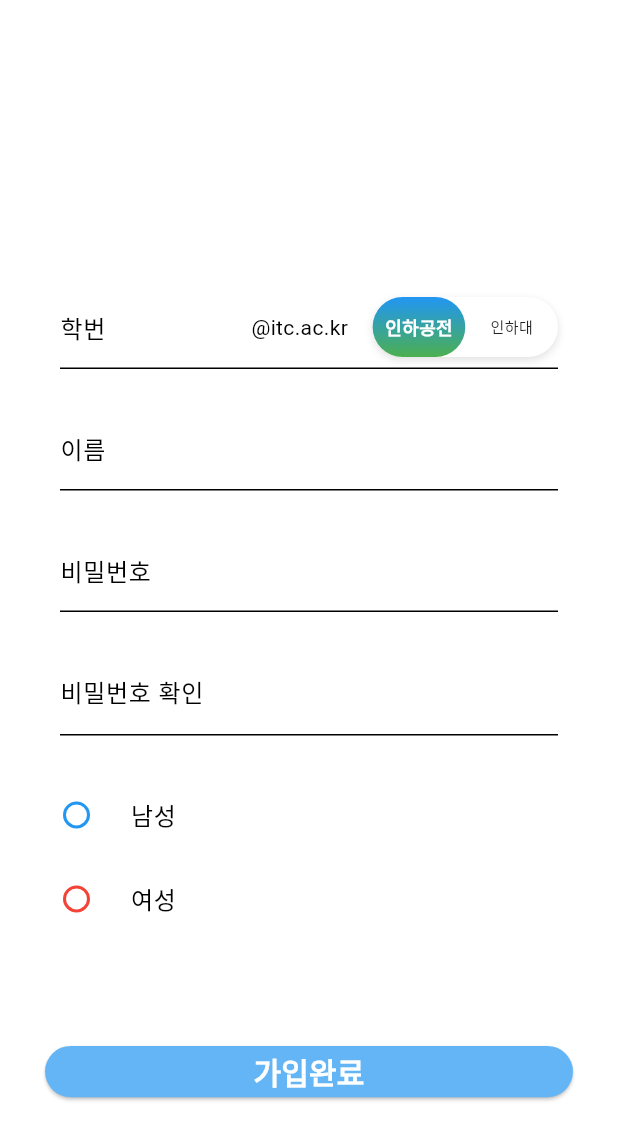
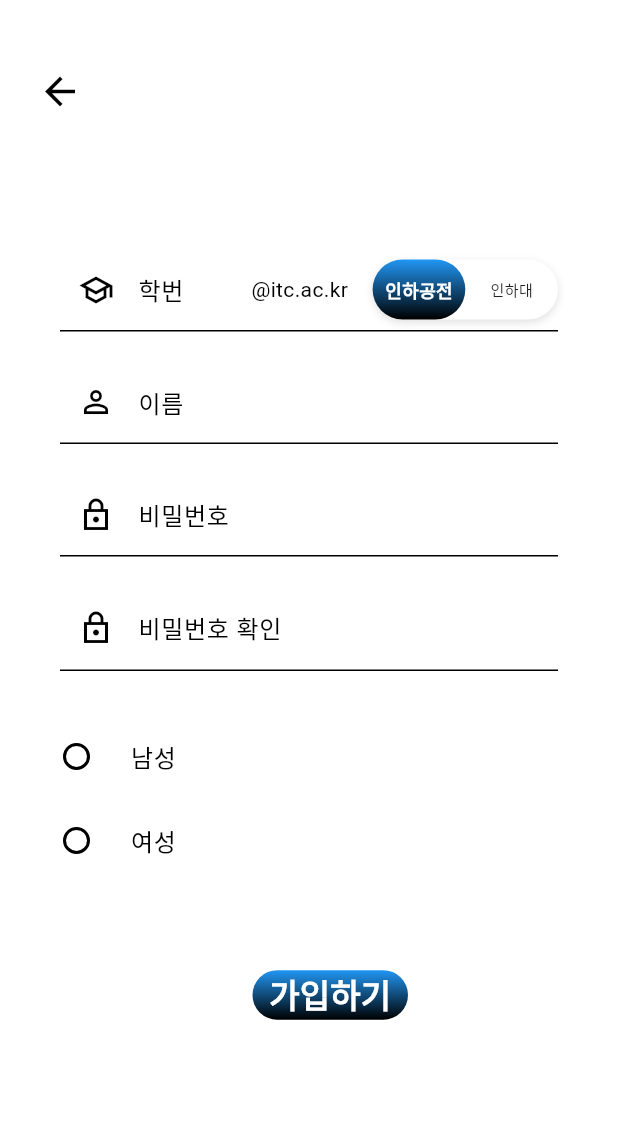
Before and after one commit to OBJECT-INHATC/INHA_CARPOOL_APP, a Flutter app: the RegisterPage screen opened directly, on a phone screen of 412 x 824 dp. Shown: the top 1140 px of the screen. Run offline on Flutter 3.47's test engine with Material 2 defaults, Android fonts, the phone set to English and light mode, and no system bars; drawn by our look-alikes of flutter_toggle_tab; our stand-ins replace cloud_firestore, easy_localization, eva_icons_flutter, firebase_auth, firebase_core, firebase_messaging and 16 more; missing offline and left inert: app_settings, nav; accounts and stored records are empty.

Commit message:
feat(design):회원가입 페이지 1차 수정(구조)

```diff
--- a/inha_carpool/lib/screen/register/s_register.dart
+++ b/inha_carpool/lib/screen/register/s_register.dart
@@ -3,14 +3,16 @@ import 'package:flutter/material.dart';
 import 'package:inha_Carpool/screen/register/s_verifiedregister.dart';
 import 'package:nav/nav.dart';
 import '../../service/sv_auth.dart';
-import '../dialog/d_auth_verification.dart';
+// import '../dialog/d_auth_verification.dart';
 import 'package:flutter_toggle_tab/flutter_toggle_tab.dart';
-import 'package:inha_Carpool/common/extension/context_extension.dart';
+// import 'package:inha_Carpool/common/extension/context_extension.dart';
 
 /// 0824 서은율 한승완
 /// 회원 가입 페이지
+/// 0830 최은우
+/// 디자인 1차 수정
 class RegisterPage extends StatefulWidget {
-  const RegisterPage({super.key});
+  const RegisterPage({Key? key}) : super(key: key);
 
   @override
   State<RegisterPage> createState() => _RegisterPageState();
@@ -46,18 +48,18 @@ class _RegisterPageState extends State<RegisterPage> {
 
   var selectedIndex = 0;
 
-  List<Color> selectedBackgroundColors = [Colors.blue, Colors.green];
+  List<Color> selectedBackgroundColors = [Colors.blue, Colors.black];
   List<Color> unSelectedBackgroundColors = [Colors.white, Colors.white];
 
   void updateBackgroundColors() {
     // 선택된 토글의 배경색을 변경
     selectedBackgroundColors = selectedIndex == 0
         ? [Colors.blue, Colors.white]
-        : [Colors.white, Colors.green];
+        : [Colors.white, Colors.black];
 
     // 선택되지 않은 토글의 배경색을 변경
     unSelectedBackgroundColors = selectedIndex == 0
-        ? [Colors.white, Colors.green]
+        ? [Colors.white, Colors.black]
         : [Colors.blue, Colors.white];
   }
 
@@ -68,38 +70,49 @@ class _RegisterPageState extends State<RegisterPage> {
       child: CircularProgressIndicator(
           color: Theme.of(context).primaryColor),
     )
+
         : SafeArea(
       child: Scaffold(
         body: Form(
           key: formKey,
           child: SingleChildScrollView(
             child: Center(
-
               child: Column(
                 crossAxisAlignment: CrossAxisAlignment.center,
                 mainAxisAlignment: MainAxisAlignment.start,
-
-
                 children: [
-                        const SizedBox(
-                          height: 180,
+                  const SizedBox(height: 37, // 간격 조절 SizedBox
                   ),
+                  Padding(
+                    padding: const EdgeInsets.fromLTRB(16, 0, 16, 0),
+                    child: Align(
+                      alignment: Alignment.topLeft,
+                      child: IconButton(
+                        icon: Icon(Icons.arrow_back),
+                        onPressed: () {
+                          Navigator.of(context).pop();
+                        },
+                        iconSize: 30,
+                      ),
+                    ),
+                  ),
+                  const SizedBox(height: 70), // 간격 조절 SizedBox
                   Container(
                     padding: const EdgeInsets.fromLTRB(40, 10, 40, 0),
                     child: Stack(
                       alignment: Alignment.centerRight, // 텍스트를 오른쪽 중앙에 배치
                       children: [
                         TextFormField(
+                          // 학번 입력 필드
                             decoration: InputDecoration(
                               enabledBorder: const UnderlineInputBorder(
-                                      borderSide:
-                                          BorderSide(color: Colors.black),
+                                borderSide: BorderSide(color: Colors.black),
                               ),
                               focusedBorder: const UnderlineInputBorder(
-                                      borderSide:
-                                          BorderSide(color: Colors.blue),
+                                borderSide: BorderSide(color: Colors.blue),
                               ),
                               labelText: '학번',
+                              prefixIcon: Icon(Icons.school_outlined), // 학번 아이콘
                             ),
                             onChanged: (text) {
                               // 텍스트 필드 값 변경 시 실행할 코드 작성
@@ -147,7 +160,7 @@ class _RegisterPageState extends State<RegisterPage> {
                             },
                             selectedBackgroundColors: const [
                               Colors.blue,
-                                    Colors.green
+                              Colors.black
                             ],
                             unSelectedBackgroundColors: const [
                               Colors.white,
@@ -160,22 +173,20 @@ class _RegisterPageState extends State<RegisterPage> {
                       ],
                     ),
                   ),
-                        const SizedBox(
-                          height: 15,
-                        ),
+                  const SizedBox(height: 9), // 간격 조절 SizedBox
                   Container(
                     padding: const EdgeInsets.fromLTRB(40, 10, 40, 0),
                     child: TextFormField(
+                      // 이름 입력 필드
                       decoration: const InputDecoration(
                         enabledBorder: UnderlineInputBorder(
-                                borderSide:
-                                    BorderSide(color: Colors.black), // 밑줄 색상 설정
+                          borderSide: BorderSide(color: Colors.black), // 밑줄 색상 설정
                         ),
                         focusedBorder: UnderlineInputBorder(
-                                borderSide: BorderSide(
-                                    color: Colors.blue), // 포커스된 상태의 밑줄 색상 설정
+                          borderSide: BorderSide(color: Colors.blue), // 포커스된 상태의 밑줄 색상 설정
                         ),
                         labelText: '이름',
+                        prefixIcon: Icon(Icons.person_outline), //이름 아이콘
                       ),
                       validator: (val) {
                         if (val!.isNotEmpty) {
@@ -189,46 +200,43 @@ class _RegisterPageState extends State<RegisterPage> {
                       },
                     ),
                   ),
-                        const SizedBox(
-                          height: 15,
-                        ),
+                  const SizedBox(height: 9), //간격 조절 SizedBox
                   Container(
                     padding: const EdgeInsets.fromLTRB(40, 10, 40, 0),
                     child: TextFormField(
+                      // 비밀번호 입력 필드
                       obscureText: true,
                       decoration: const InputDecoration(
                         enabledBorder: UnderlineInputBorder(
-                                borderSide:
-                                    BorderSide(color: Colors.black), // 밑줄 색상 설정
+                          borderSide: BorderSide(color: Colors.black), // 밑줄 색상 설정
                         ),
                         focusedBorder: UnderlineInputBorder(
-                                borderSide: BorderSide(
-                                    color: Colors.blue), // 포커스된 상태의 밑줄 색상 설정
+                          borderSide: BorderSide(color: Colors.blue), // 포커스된 상태의 밑줄 색상 설정
                         ),
                         labelText: '비밀번호',
+                        prefixIcon: Icon(Icons.lock_outline_sharp), // 비밀번호 아이콘
                       ),
                       onChanged: (text) {
                         password = text;
                       },
                     ),
                   ),
-                        const SizedBox(
-                          height: 15,
-                        ),
+                  const SizedBox(height: 9), // 간격 조절 SizedBox
                   Container(
                     padding: const EdgeInsets.fromLTRB(40, 10, 40, 0),
                     child: TextFormField(
+                      // 비밀번호 확인 입력 필드
                       obscureText: true,
                       decoration: InputDecoration(
                         enabledBorder: UnderlineInputBorder(
-                                borderSide:
-                                    BorderSide(color: Colors.black), // 밑줄 색상 설정
+                          borderSide: BorderSide(color: Colors.black), // 밑줄 색상 설정
                         ),
                         focusedBorder: UnderlineInputBorder(
                           borderSide: BorderSide(
                               color: Colors.blue), // 포커스된 상태의 밑줄 색상 설정
                         ),
                         labelText: '비밀번호 확인',
+                        prefixIcon: Icon(Icons.lock_outline_sharp), // 비밀번호 아이콘
                         suffix: Text(passwordCheck,
                             style: (passwordCheck == "비밀번호가 일치하지 않습니다.")
                                 ? TextStyle(color: Colors.red)
@@ -249,10 +257,10 @@ class _RegisterPageState extends State<RegisterPage> {
                     ),
                   ),
                   const SizedBox(
-                          height: 15,
+                    height: 9,
                   ),
                   Container(
-                          padding: const EdgeInsets.fromLTRB(15, 10, 40, 0),
+                    padding: const EdgeInsets.fromLTRB(15, 20, 40, 0),
                     child: Column(
                       children: [
                         RadioListTile(
@@ -266,7 +274,7 @@ class _RegisterPageState extends State<RegisterPage> {
                               });
                             },
                             fillColor:
-                                    MaterialStateProperty.all(Colors.blue),
+                            MaterialStateProperty.all(Colors.black)
                         ),
                         RadioListTile(
                           title: const Text("여성"),
@@ -279,7 +287,7 @@ class _RegisterPageState extends State<RegisterPage> {
                             });
                           },
                           fillColor:
-                                    MaterialStateProperty.all(Colors.red),
+                          MaterialStateProperty.all(Colors.black),
                         ),
                       ],
                     ),
@@ -288,19 +296,21 @@ class _RegisterPageState extends State<RegisterPage> {
                     height: 50,
                   ),
                   Container(
-                          height: context.height(0.09),
-                          padding: const EdgeInsets.fromLTRB(30, 20, 30, 20),
-                          child: ElevatedButton(
+                    padding: const EdgeInsets.fromLTRB(0, 1, 110, 0),
+                    child: Row(
+                        mainAxisAlignment: MainAxisAlignment.end,
+                        children: [
+                          ElevatedButton(
                             style: ElevatedButton.styleFrom(
-                                minimumSize: const Size.fromHeight(50),
-                                backgroundColor: Colors.blue[300],
+                              padding: const EdgeInsets.symmetric(horizontal: 30, vertical: 1), backgroundColor: Colors.transparent,
+                              elevation: 0,
+                              shape: RoundedRectangleBorder(
+                                borderRadius: BorderRadius.circular(90.0),
                               ),
-                              child: const Text('가입완료',
-                                  style: TextStyle(
-                                      fontSize: 20,
-                                      color: Colors.white,
-                                      fontWeight: FontWeight.bold)),
-                              onPressed: () async {
+                            ),
+                            onPressed: () {
+                              // 로그인 버튼 기능 추가
+
                               if (passwordCheck != "비밀번호가 일치합니다!" ||
                                   username == "" ||
                                   email == "" ||
@@ -331,7 +341,30 @@ class _RegisterPageState extends State<RegisterPage> {
                                   }
                                 });
                               }
-                              }),
+                            },
+                            child: Container(
+                              decoration: BoxDecoration(
+                                gradient: LinearGradient(
+                                  colors: [Colors.blue, Colors.black],
+                                  begin: Alignment.topCenter,
+                                  end: Alignment.bottomCenter,
+                                ),
+                                borderRadius: BorderRadius.circular(90.0),
+                              ),
+                              child: Center(
+                                child: Text(
+                                  '  가입하기  ',
+                                  style: TextStyle(
+                                    fontSize: 22,
+                                    fontWeight: FontWeight.bold,
+                                    color: Colors.white,
+                                  ),
+                                ),
+                              ),
+                            ),
+                          ),
+                        ]
+                    ),
                   ),
                 ],
               ),
```
Lines whose indentation alone changed are shown as unchanged.
